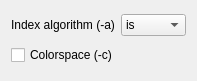
First picture: the form in src/plugins/external_tool_support/src/ui/BwaBuildSettings.ui, repository dualword/ugene-qt4, before the edit.
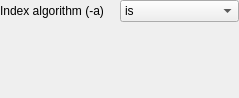
Second picture: the form after the edit.

Patch:
```diff
--- a/src/plugins/external_tool_support/src/ui/BwaBuildSettings.ui
+++ b/src/plugins/external_tool_support/src/ui/BwaBuildSettings.ui
@@ -6,23 +6,49 @@
    <rect>
     <x>0</x>
     <y>0</y>
-    <width>197</width>
-    <height>81</height>
+    <width>239</width>
+    <height>98</height>
    </rect>
   </property>
   <property name="sizePolicy">
-   <sizepolicy hsizetype="Preferred" vsizetype="Fixed">
-    <horstretch>100</horstretch>
-    <verstretch>50</verstretch>
+   <sizepolicy hsizetype="Minimum" vsizetype="Minimum">
+    <horstretch>0</horstretch>
+    <verstretch>0</verstretch>
    </sizepolicy>
   </property>
   <property name="windowTitle">
    <string>Form</string>
   </property>
-  <layout class="QVBoxLayout" name="verticalLayout">
-   <item>
-    <layout class="QHBoxLayout" name="horizontalLayout">
-     <item>
+  <layout class="QGridLayout" name="gridLayout">
+   <property name="sizeConstraint">
+    <enum>QLayout::SetMinAndMaxSize</enum>
+   </property>
+   <property name="horizontalSpacing">
+    <number>0</number>
+   </property>
+   <property name="verticalSpacing">
+    <number>6</number>
+   </property>
+   <property name="margin">
+    <number>0</number>
+   </property>
+   <item row="1" column="0" colspan="2">
+    <widget class="QLabel" name="infoLabel">
+     <property name="sizePolicy">
+      <sizepolicy hsizetype="Preferred" vsizetype="Preferred">
+       <horstretch>0</horstretch>
+       <verstretch>0</verstretch>
+      </sizepolicy>
+     </property>
+     <property name="text">
+      <string/>
+     </property>
+     <property name="scaledContents">
+      <bool>true</bool>
+     </property>
+    </widget>
+   </item>
+   <item row="0" column="0">
       <widget class="QLabel" name="label">
        <property name="text">
         <string>Index algorithm (-a)</string>
@@ -32,7 +58,7 @@
        </property>
       </widget>
      </item>
-     <item>
+   <item row="0" column="1">
       <widget class="QComboBox" name="indexAlgorithmComboBox">
        <property name="currentIndex">
         <number>2</number>
@@ -55,15 +81,6 @@
       </widget>
      </item>
     </layout>
-   </item>
-   <item>
-    <widget class="QCheckBox" name="colorspaceCheckBox">
-     <property name="text">
-      <string>Colorspace (-c)</string>
-     </property>
-    </widget>
-   </item>
-  </layout>
  </widget>
  <tabstops>
   <tabstop>indexAlgorithmComboBox</tabstop>
```
Left out of the diff: 1 changed line with no effect on the pictures. Lines whose indentation alone changed are shown as unchanged.
